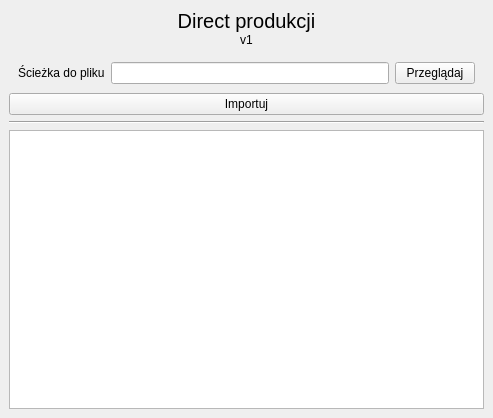
This is Forms/direct_prod.ui in kolomir/place_v2 as Qt 5 draws it before an edit. The edited form follows.
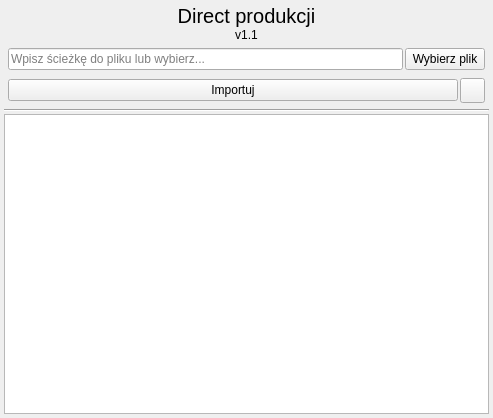
This is the edited form. Icons and pictures are not drawn.

Commit message: 06.11.2024 - Poprawiłem sposób ładfowania plików. Dodałem możliwość ładowania korekt z pliku excel.

```diff
--- a/Forms/direct_prod.ui
+++ b/Forms/direct_prod.ui
@@ -32,6 +32,21 @@
    <item row="0" column="0">
     <widget class="QWidget" name="widget" native="true">
      <layout class="QVBoxLayout" name="verticalLayout_3">
+      <property name="spacing">
+       <number>2</number>
+      </property>
+      <property name="leftMargin">
+       <number>4</number>
+      </property>
+      <property name="topMargin">
+       <number>4</number>
+      </property>
+      <property name="rightMargin">
+       <number>4</number>
+      </property>
+      <property name="bottomMargin">
+       <number>4</number>
+      </property>
       <item>
        <widget class="QWidget" name="widget_2" native="true">
         <layout class="QVBoxLayout" name="verticalLayout">
@@ -68,7 +83,7 @@
          <item>
           <widget class="QLabel" name="label_2">
            <property name="text">
-            <string>v1</string>
+            <string>v1.1</string>
            </property>
            <property name="alignment">
             <set>Qt::AlignCenter</set>
@@ -99,20 +114,32 @@
          <item>
           <widget class="QWidget" name="widget_3" native="true">
            <layout class="QHBoxLayout" name="horizontalLayout">
+            <property name="spacing">
+             <number>2</number>
+            </property>
+            <property name="leftMargin">
+             <number>4</number>
+            </property>
+            <property name="topMargin">
+             <number>4</number>
+            </property>
+            <property name="rightMargin">
+             <number>4</number>
+            </property>
+            <property name="bottomMargin">
+             <number>4</number>
+            </property>
             <item>
-             <widget class="QLabel" name="label_3">
-              <property name="text">
-               <string>Ścieżka do pliku</string>
+             <widget class="QLineEdit" name="ed_sciezka_dane">
+              <property name="placeholderText">
+               <string>Wpisz ścieżkę do pliku lub wybierz...</string>
               </property>
              </widget>
             </item>
-            <item>
-             <widget class="QLineEdit" name="ed_sciezka_dane"/>
-            </item>
             <item>
              <widget class="QPushButton" name="btn_przegladaj">
               <property name="text">
-               <string>Przeglądaj</string>
+               <string>Wybierz plik</string>
               </property>
              </widget>
             </item>
@@ -120,10 +147,54 @@
           </widget>
          </item>
          <item>
-          <widget class="QPushButton" name="btn_importuj">
-           <property name="text">
-            <string>Importuj</string>
-           </property>
+          <widget class="QWidget" name="widget_5" native="true">
+           <layout class="QHBoxLayout" name="horizontalLayout_2">
+            <property name="spacing">
+             <number>2</number>
+            </property>
+            <property name="leftMargin">
+             <number>4</number>
+            </property>
+            <property name="topMargin">
+             <number>4</number>
+            </property>
+            <property name="rightMargin">
+             <number>4</number>
+            </property>
+            <property name="bottomMargin">
+             <number>4</number>
+            </property>
+            <item>
+             <widget class="QPushButton" name="btn_importuj">
+              <property name="text">
+               <string>Importuj</string>
+              </property>
+             </widget>
+            </item>
+            <item>
+             <widget class="QPushButton" name="btn_foto">
+              <property name="minimumSize">
+               <size>
+                <width>25</width>
+                <height>25</height>
+               </size>
+              </property>
+              <property name="maximumSize">
+               <size>
+                <width>25</width>
+                <height>25</height>
+               </size>
+              </property>
+              <property name="text">
+               <string/>
+              </property>
+              <property name="icon">
+               <iconset resource="../icon.qrc">
+                <normaloff>:/icon/img/svg_icons/image.svg</normaloff>:/icon/img/svg_icons/image.svg</iconset>
+              </property>
+             </widget>
+            </item>
+           </layout>
           </widget>
          </item>
         </layout>
```
Left out of the diff: 4 changed lines with no effect on the pictures. The commit also changes 36 other files.
